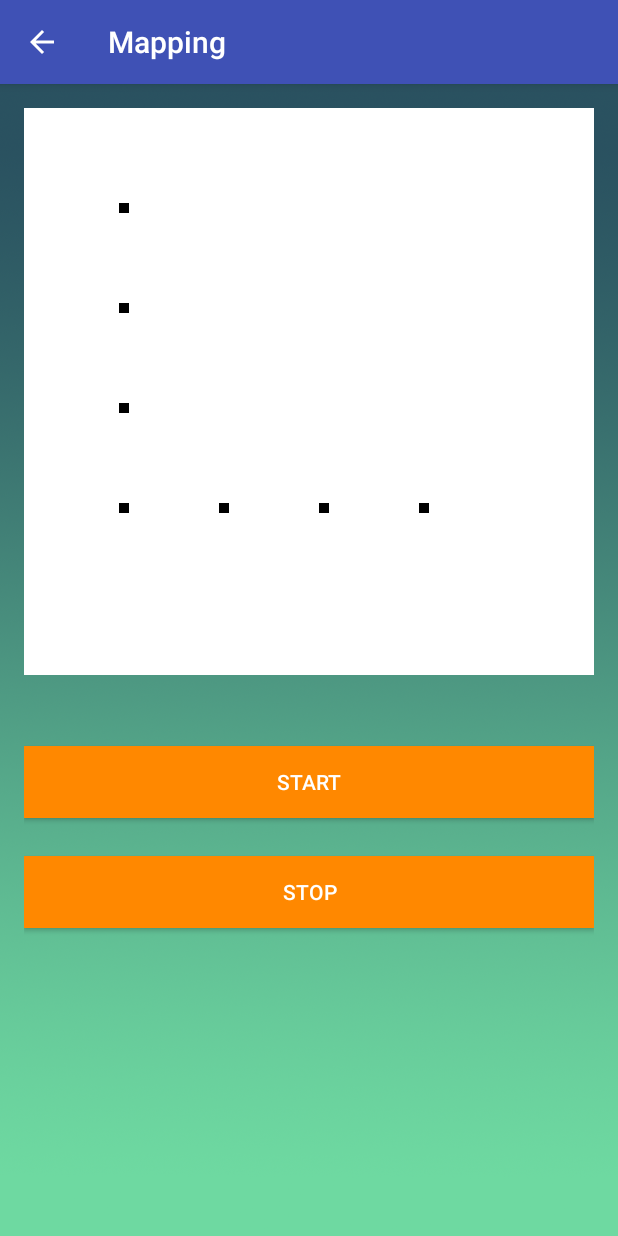
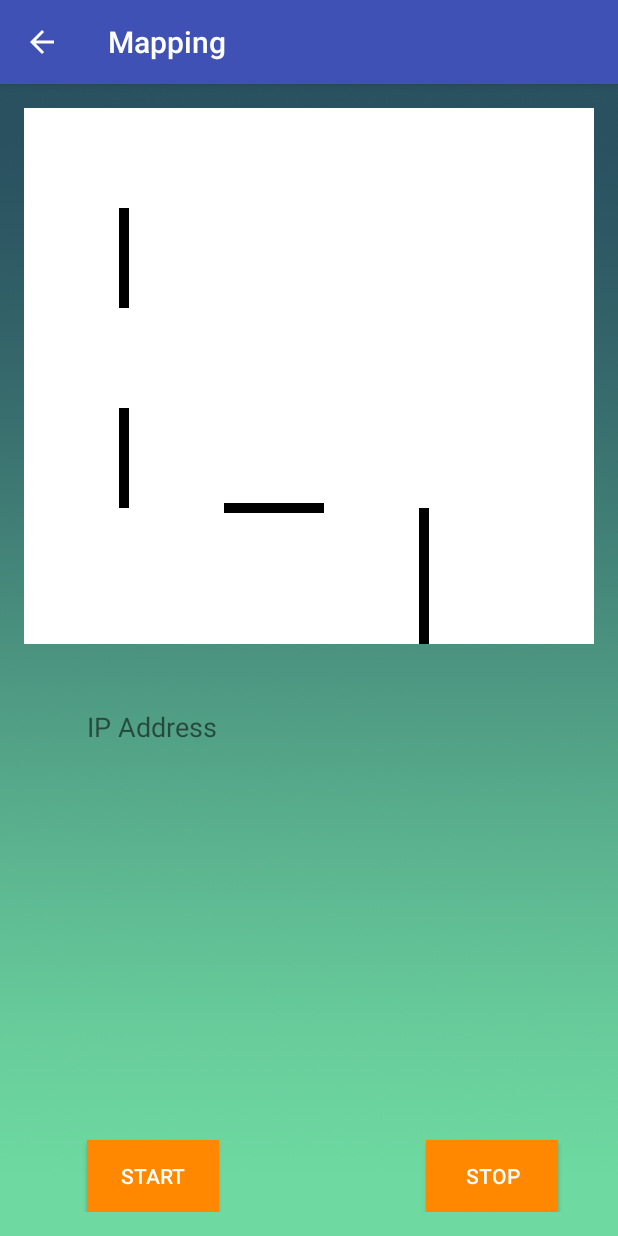
Before and after one commit to Khemar1/AutonomousVehicle-1, an Android app: the Mapping screen opened directly, with no data from a screen before it, on a phone screen of 412 x 824 dp. Run offline under Robolectric (Android 15) with nearby library versions, the phone set to English and light mode, and no system bars; our stand-ins replace Volley.

Commit message:
Modifing mapping

```diff
--- a/AutoVehicle/src/main/java/com/autonomousvehicle/DrawView.java
+++ b/AutoVehicle/src/main/java/com/autonomousvehicle/DrawView.java
@@ -1,6 +1,7 @@
 /**
  * Bilal Alfanous
  * N00994056
+ * JBK.17
  */
 package com.autonomousvehicle;
 
@@ -108,9 +109,8 @@ public class DrawView extends View {
 //        }
 
         for (int i = 0; i < arr.length; i++) {
-            for (int j = 0; j < 2; j++) {
-                canvas.drawPoint(arr[i][0], arr[i][1], paint);
-            }
+            canvas.drawLine(arr[i][0], arr[i][1], arr[i+1][0], arr[i+1][1], paint);
+            i++;
         }
     }
 
--- a/AutoVehicle/src/main/java/com/autonomousvehicle/Mapping.java
+++ b/AutoVehicle/src/main/java/com/autonomousvehicle/Mapping.java
@@ -1,14 +1,19 @@
 /**
  * Bilal Alfanous
  * N00994056
+ * JBK.17
  * */
 package com.autonomousvehicle;
 
+import android.content.DialogInterface;
+import android.content.Intent;
+import android.content.SharedPreferences;
 import android.graphics.Bitmap;
 import android.graphics.BitmapFactory;
 import android.graphics.Canvas;
 import android.graphics.Paint;
 import android.graphics.drawable.Drawable;
+import android.support.v7.app.AlertDialog;
 import android.support.v7.app.AppCompatActivity;
 import android.os.Bundle;
 import android.view.Menu;
@@ -17,6 +22,7 @@ import android.app.Activity;
 import android.graphics.Color;
 import android.view.View;
 import android.widget.Button;
+import android.widget.TextView;
 
 public class Mapping extends AppCompatActivity {
     DrawView drawView;
@@ -30,6 +36,51 @@ public class Mapping extends AppCompatActivity {
         getSupportActionBar().setDisplayHomeAsUpEnabled(true);
         Button start = (Button) findViewById(R.id.start);
         Button stop = (Button) findViewById(R.id.stop);
+
+
+        final TextView IPAdd = (TextView) findViewById(R.id.IpAdd);
+        SharedPreferences preferences2 = getSharedPreferences("ip", MODE_PRIVATE);
+        String name = preferences2.getString("ip", "");
+
+        if (!name.equalsIgnoreCase("")) {
+            IPAdd.setText(name);  /* Edit the value here*/
+        } else {
+            // IPAdd.setText(R.string.noipsettings);
+            String title = getString(R.string.noipsettings);
+            String msg = getString(R.string.wouldyou);
+            String yes = getString(R.string.yes);
+            String no = getString(R.string.later);
+
+            AlertDialog.Builder alertDialogBuilder = new AlertDialog.Builder(this);
+            // set title
+            alertDialogBuilder.setTitle(title);
+            // set dialog message
+            alertDialogBuilder
+                    .setMessage(msg)
+                    .setCancelable(false)
+                    .setPositiveButton(yes, new DialogInterface.OnClickListener() {
+                        public void onClick(DialogInterface dialog, int id) {
+                            Intent in = new Intent(Mapping.this, SettingsActivity.class);
+                            startActivity(in);
+                        }
+                    })
+
+                    .setNegativeButton(no, new DialogInterface.OnClickListener() {
+                        public void onClick(DialogInterface dialog, int id) {
+                            dialog.cancel();
+
+                        }
+                    });
+            // create alert dialog
+            AlertDialog alertDialog = alertDialogBuilder.create();
+
+            // show it
+            alertDialog.show();
+        }
+
+
+
+
 
         //both on clicks dont work!!
         stop.setOnClickListener(new View.OnClickListener() {
--- a/AutoVehicle/src/main/res/layout-land/activity_mapping.xml
+++ b/AutoVehicle/src/main/res/layout-land/activity_mapping.xml
@@ -32,6 +32,13 @@
         android:layout_width="150dp"
         android:weightSum="1">
 
+        <TextView
+            android:text="IP Address"
+            android:layout_width="match_parent"
+            android:layout_height="wrap_content"
+            android:id="@+id/IPAdd"
+            android:textSize="24sp" />
+
         <Button
             android:text="@string/start"
             android:layout_width="match_parent"
--- a/AutoVehicle/src/main/res/layout-large-land/activity_mapping.xml
+++ b/AutoVehicle/src/main/res/layout-large-land/activity_mapping.xml
@@ -53,8 +53,8 @@
         android:layout_alignParentStart="true">
 
         <com.autonomousvehicle.DrawView
-            android:layout_height="378dp"
-            android:layout_width="match_parent"
+            android:layout_height="275dp"
+            android:layout_width="416dp"
             android:background="@color/white" />
 
     </FrameLayout>
--- a/AutoVehicle/src/main/res/layout-xlarge-land/activity_mapping.xml
+++ b/AutoVehicle/src/main/res/layout-xlarge-land/activity_mapping.xml
@@ -53,8 +53,8 @@
         android:layout_alignParentStart="true">
 
         <com.autonomousvehicle.DrawView
-            android:layout_height="378dp"
-            android:layout_width="match_parent"
+            android:layout_height="match_parent"
+            android:layout_width="409dp"
             android:background="@color/white" />
 
     </FrameLayout>
--- a/AutoVehicle/src/main/res/layout/activity_mapping.xml
+++ b/AutoVehicle/src/main/res/layout/activity_mapping.xml
@@ -14,26 +14,48 @@
     <FrameLayout
         android:layout_width="match_parent"
         android:id="@+id/two_D_map_view"
-        android:layout_height="400dp" >
+        android:layout_height="400dp"
+        android:layout_alignParentTop="true"
+        android:layout_alignParentStart="true">
 
         <com.autonomousvehicle.DrawView
-            android:layout_height="378dp"
+            android:layout_height="357dp"
             android:layout_width="match_parent"
             android:background="@color/white" />
 
     </FrameLayout>
 
-    <LinearLayout
-        android:orientation="vertical"
+    <RelativeLayout
         android:layout_width="match_parent"
+        android:layout_height="66dp"
         android:layout_alignParentBottom="true"
         android:layout_alignParentStart="true"
-        android:layout_below="@+id/two_D_map_view"
-        android:layout_height="45dp">
+        android:layout_below="@+id/two_D_map_view">
+
+        <TextView
+            android:text="IP Address"
+            android:layout_width="wrap_content"
+            android:layout_height="wrap_content"
+            android:layout_alignParentTop="true"
+            android:layout_alignStart="@+id/start"
+            android:id="@+id/IPAdd"
+            android:textSize="18sp" />
+
+        <Button
+            android:text="@string/stop"
+            android:layout_width="wrap_content"
+            android:layout_height="wrap_content"
+            android:id="@+id/stop"
+            android:background="@android:color/holo_orange_dark"
+            android:textColor="@color/colorFABText"
+            android:elevation="4dp"
+            android:layout_alignParentBottom="true"
+            android:layout_alignParentEnd="true"
+            android:layout_marginEnd="24dp" />
 
         <Button
             android:text="@string/start"
-            android:layout_width="match_parent"
+            android:layout_width="wrap_content"
             android:layout_height="wrap_content"
             android:id="@+id/start"
             android:background="@android:color/holo_orange_dark"
@@ -41,20 +63,8 @@
             android:elevation="4dp"
             android:layout_alignParentBottom="true"
             android:layout_alignParentStart="true"
-            android:layout_marginTop="25dp" />
+            android:layout_marginStart="42dp" />
 
-        <Button
-            android:text="@string/stop"
-            android:layout_width="match_parent"
-            android:layout_height="wrap_content"
-            android:id="@+id/stop"
-            android:background="@android:color/holo_orange_dark"
-            android:textColor="@color/colorFABText"
-            android:elevation="4dp"
-            android:layout_alignBaseline="@+id/start"
-            android:layout_alignBottom="@+id/start"
-            android:layout_toEndOf="@+id/start"
-            android:layout_marginTop="25dp" />
-    </LinearLayout>
+    </RelativeLayout>
 
 </RelativeLayout>
```
